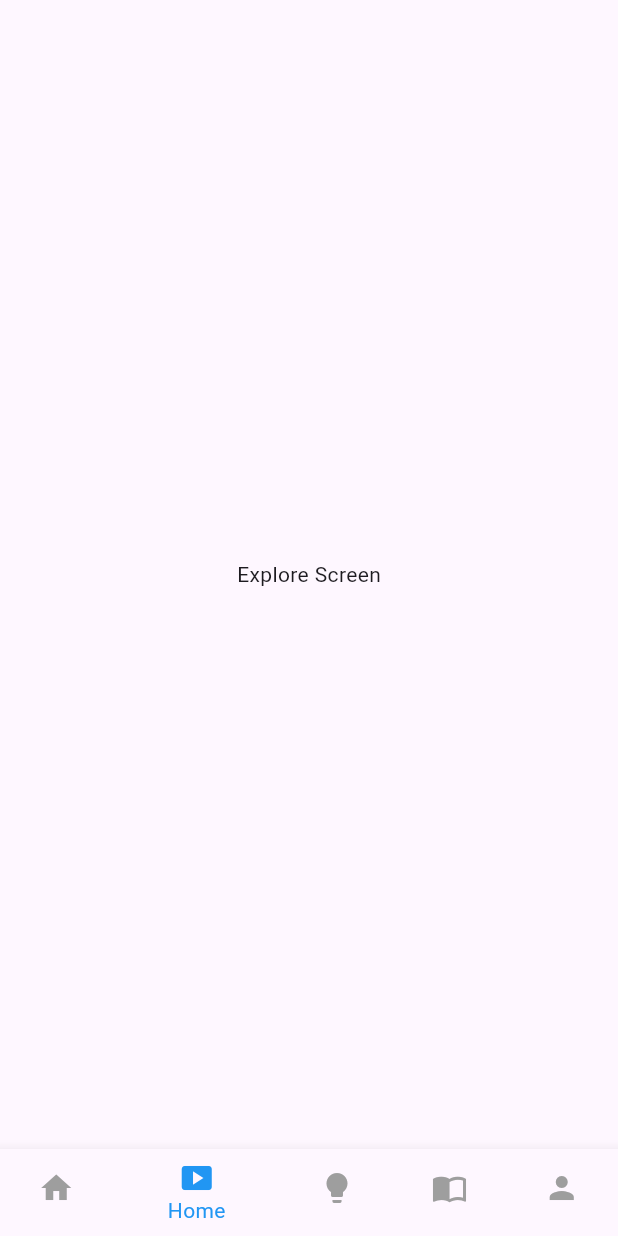
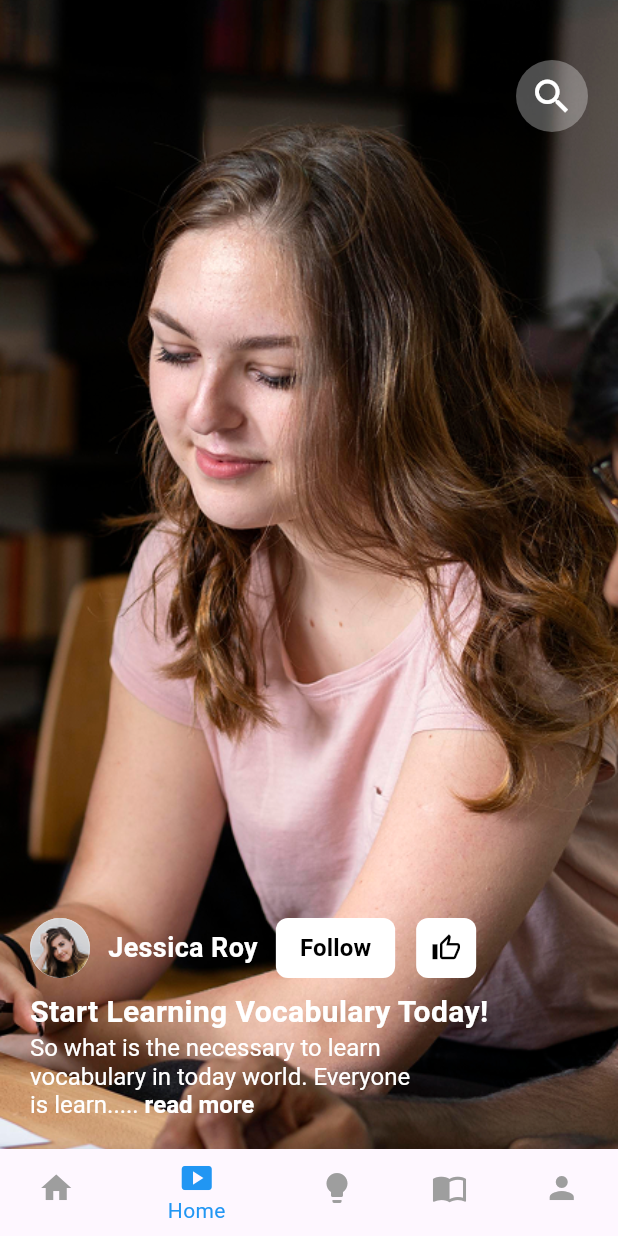
Before and after one commit to dev-shaon/Learnova-App, a Flutter app: the BottomNavigationScreen screen opened directly, item 2 of the bottom bar chosen, on a phone screen of 412 x 824 dp. Run offline on Flutter 3.47's test engine with Material 3 defaults, Android fonts, the phone set to English and light mode, and no system bars.

Commit message:
Video Screen complete

```diff
--- a/lib/Screens/Bottom Navbar Screens/Bottom_Navigation_screen.dart
+++ b/lib/Screens/Bottom Navbar Screens/Bottom_Navigation_screen.dart
@@ -1,5 +1,6 @@
 import 'package:flutter/material.dart';
 import 'package:learnova_app/Screens/Bottom%20Navbar%20Screens/Home_Screen.dart';
+import 'package:learnova_app/Screens/Bottom%20Navbar%20Screens/Video_Screen.dart';
 
 class BottomNavigationScreen extends StatefulWidget {
   const BottomNavigationScreen({super.key});
@@ -13,7 +14,7 @@ class _BottomNavigationScreenState extends State<BottomNavigationScreen> {
 
   final List<Widget> screens = [
     HomeScreen(),
-    Center(child: Text("Explore Screen")),
+    VideoScreen(),
     Center(child: Text("Profile Screen")),
     Center(child: Text("Profile Screen")),
     Center(child: Text("Profile Screen")),
--- a/lib/Screens/Bottom Navbar Screens/Video_Screen.dart
+++ b/lib/Screens/Bottom Navbar Screens/Video_Screen.dart
@@ -0,0 +1,160 @@
+import 'package:flutter/material.dart';
+
+class VideoScreen extends StatefulWidget {
+  const VideoScreen({super.key});
+
+  @override
+  State<VideoScreen> createState() => _VideoScreenState();
+}
+
+class _VideoScreenState extends State<VideoScreen> {
+  bool _isFollowing = false;
+  bool _isLiked = false;
+
+  Widget _buildFollowButton() {
+    return SizedBox(
+      height: 40,
+      child: OutlinedButton(
+        onPressed: () {
+          setState(() {
+            _isFollowing = !_isFollowing;
+          });
+        },
+        style: OutlinedButton.styleFrom(
+          backgroundColor: _isFollowing ? Colors.transparent : Colors.white,
+          side: BorderSide(
+            color: _isFollowing ? Colors.white : Colors.transparent,
+            width: 1.5,
+          ),
+          shape: RoundedRectangleBorder(borderRadius: BorderRadius.circular(8)),
+          padding: const EdgeInsets.symmetric(horizontal: 16),
+        ),
+        child: Text(
+          _isFollowing ? "Followed" : "Follow",
+          style: TextStyle(
+            color: _isFollowing ? Colors.white : Colors.black,
+            fontSize: 16,
+            fontWeight: _isFollowing ? FontWeight.normal : FontWeight.bold,
+          ),
+        ),
+      ),
+    );
+  }
+
+  Widget _buildLikeButton() {
+    return Container(
+      height: 40,
+      width: 40,
+      decoration: BoxDecoration(
+        borderRadius: BorderRadius.circular(8),
+        color: _isLiked ? Colors.blue : Colors.white,
+      ),
+      child: IconButton(
+        padding: EdgeInsets.zero,
+        onPressed: () {
+          setState(() {
+            _isLiked = !_isLiked;
+          });
+        },
+        icon: Icon(
+          Icons.thumb_up_outlined,
+          color: _isLiked ? Colors.white : Colors.black,
+          size: 20,
+        ),
+      ),
+    );
+  }
+
+  @override
+  Widget build(BuildContext context) {
+    return Scaffold(
+      body: Stack(
+        children: [
+          SizedBox(
+            width: double.infinity,
+            height: double.infinity,
+            child: Image.asset(
+              "assets/images/video_image.png",
+              fit: BoxFit.cover,
+            ),
+          ),
+
+          Positioned(
+            top: 40,
+            right: 20,
+            child: Container(
+              decoration: BoxDecoration(
+                color: Colors.white30,
+                shape: BoxShape.circle,
+              ),
+              child: IconButton(
+                onPressed: () {},
+                icon: const Icon(Icons.search, color: Colors.white, size: 30),
+              ),
+            ),
+          ),
+
+          Positioned(
+            bottom: 20,
+            left: 20,
+            right: 20,
+            child: Column(
+              crossAxisAlignment: CrossAxisAlignment.start,
+              mainAxisSize: MainAxisSize.min,
+              children: [
+                Row(
+                  children: [
+                    CircleAvatar(
+                      radius: 20,
+                      backgroundImage: AssetImage("assets/images/video_p.png"),
+                      backgroundColor: Colors.white,
+                    ),
+                    SizedBox(width: 12),
+                    Text(
+                      "Jessica Roy",
+                      style: TextStyle(
+                        color: Colors.white,
+                        fontWeight: FontWeight.bold,
+                        fontSize: 18,
+                      ),
+                    ),
+                    SizedBox(width: 12),
+                    _buildFollowButton(),
+                    SizedBox(width: 14),
+                    _buildLikeButton(),
+                  ],
+                ),
+                SizedBox(height: 8),
+
+                Text(
+                  "Start Learning Vocabulary Today!",
+                  style: TextStyle(
+                    color: Colors.white,
+                    fontSize: 20,
+                    fontWeight: FontWeight.bold,
+                  ),
+                ),
+                RichText(
+                  text: TextSpan(
+                    text: "So what is the necessary to learn \nvocabulary in today world. Everyone \nis learn..... ",
+                    style: TextStyle(color: Colors.white, fontSize: 16),
+                    children: [
+                      TextSpan(
+                        text: "read more",
+                        style: TextStyle(
+                          fontSize: 16,
+                          color: Colors.white,
+                          fontWeight: FontWeight.bold,
+                        ),
+                      ),
+                    ],
+                  ),
+                ),
+              ],
+            ),
+          ),
+        ],
+      ),
+    );
+  }
+}
```
